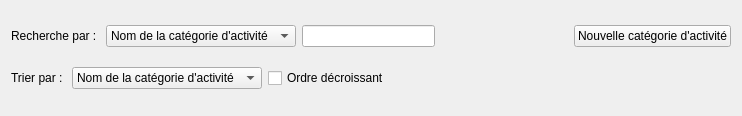
Qt form GUI/CentralWidget/widget_categorie_activite.ui (samueldrouin/PyGuide) before a commit.
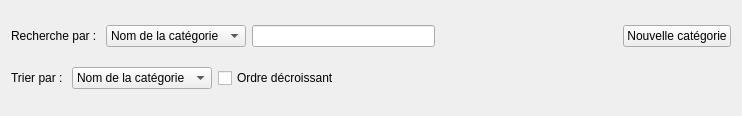
The same form after that commit.

Commit message: Modification des labels des categorie d'activite

```diff
--- a/GUI/CentralWidget/widget_categorie_activite.ui
+++ b/GUI/CentralWidget/widget_categorie_activite.ui
@@ -27,7 +27,7 @@
       <widget class="QComboBox" name="cbx_search">
        <item>
         <property name="text">
-         <string>Nom de la catégorie d'activité</string>
+         <string>Nom de la catégorie</string>
         </property>
        </item>
        <item>
@@ -65,7 +65,7 @@
      <item>
       <widget class="QPushButton" name="btn_add">
        <property name="text">
-        <string>Nouvelle catégorie d'activité</string>
+        <string>Nouvelle catégorie</string>
        </property>
       </widget>
      </item>
@@ -84,7 +84,7 @@
       <widget class="QComboBox" name="cbx_sort">
        <item>
         <property name="text">
-         <string>Nom de la catégorie d'activité</string>
+         <string>Nom de la catégorie</string>
         </property>
        </item>
        <item>
```
